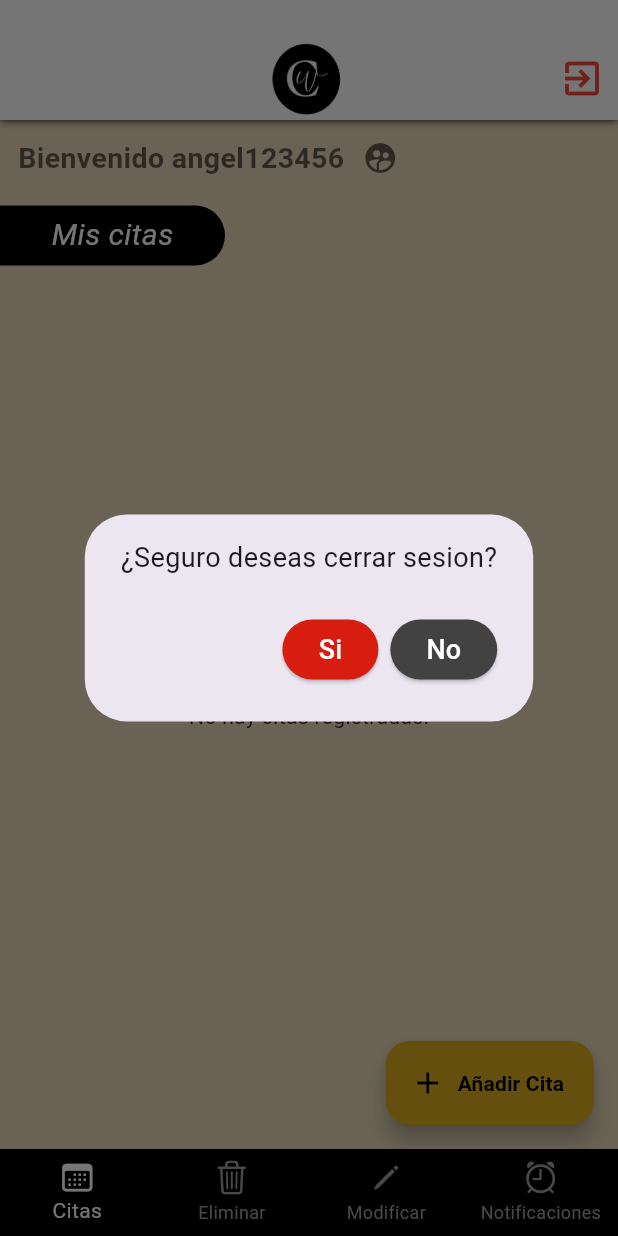
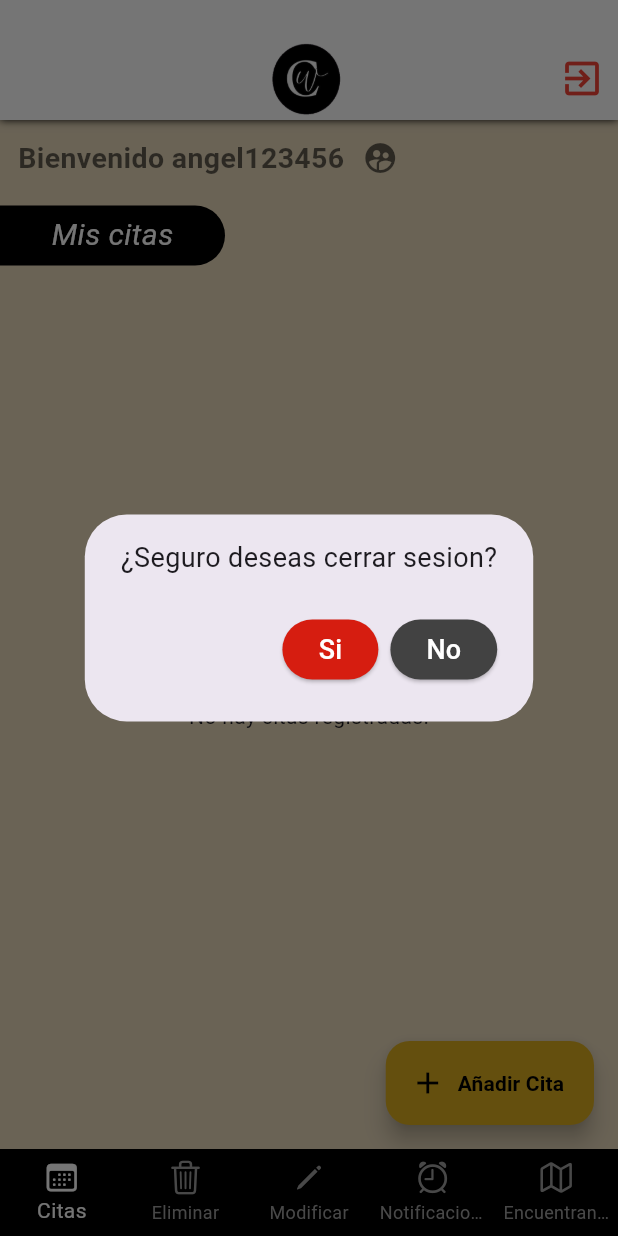
Before and after one commit to Sachencko/app_claudiaWong, a Flutter app: the screen it shows after launch, after a tap on the "exit to app" icon, on a phone screen of 412 x 824 dp. Run offline on Flutter 3.47's test engine with Material 3 defaults, Android fonts, the phone set to English and light mode, and no system bars; our stand-ins replace cloud_firestore, firebase_auth, firebase_core, flutter_map, latlong2, table_calendar; accounts and stored records are empty.

Commit message:
Agregado: Ubicacion en el google maps respecto a la empresa.

```diff
--- a/lib/src/presentation/screens/pantallaPrincipal.dart
+++ b/lib/src/presentation/screens/pantallaPrincipal.dart
@@ -19,6 +19,9 @@ import 'package:claudia_wong_app/src/widgets/agregar.dart';
 import 'package:cloud_firestore/cloud_firestore.dart';
 import 'package:flutter/cupertino.dart';
 import 'package:flutter/material.dart';
+import 'package:flutter_map/flutter_map.dart';
+import 'package:latlong2/latlong.dart';
+import 'package:url_launcher/url_launcher.dart';
 
 class pantallaPrincipal extends StatefulWidget {
   final String usuario;
@@ -43,6 +46,7 @@ class _NavegadorState extends State<pantallaPrincipal> {
       Screen2(usuario: widget.usuario),
       Screen3(usuario: widget.usuario),
       Screen4(usuario: widget.usuario),
+      Screen5(usuario: widget.usuario),
     ]);
   }
 
@@ -173,6 +177,10 @@ class _NavegadorState extends State<pantallaPrincipal> {
             BottomNavigationBarItem(
               icon: Icon(CupertinoIcons.alarm),
               label: 'Notificaciones',
+            ),
+            BottomNavigationBarItem(
+              icon: Icon(CupertinoIcons.map),
+              label: 'Encuentranos',
             ),
           ],
           onTap: (index) {
@@ -1206,3 +1214,96 @@ class Screen4 extends StatelessWidget {
     );
   }
 }
+
+
+
+class Screen5 extends StatelessWidget {
+  const Screen5({super.key, required this.usuario});
+  final String usuario;
+
+  // Función para abrir Google Maps con coordenadas
+  void _abrirEnGoogleMaps(BuildContext context, LatLng target) async {
+    final url =
+        'https://www.google.com/maps/search/?api=1&query=${target.latitude},${target.longitude}';
+    if (await canLaunchUrl(Uri.parse(url))) {
+      await launchUrl(Uri.parse(url));
+    } else {
+      ScaffoldMessenger.of(context).showSnackBar(
+        const SnackBar(content: Text('No se pudo abrir Google Maps')),
+      );
+    }
+  }
+
+  @override
+  Widget build(BuildContext context) {
+    final LatLng target = LatLng(-13.418937843522185, -76.13454396816157);
+
+    return Scaffold(
+      backgroundColor: const Color.fromARGB(255, 230, 215, 186),
+      body: Column(
+        children: [
+          // Mapa
+          Expanded(
+            child: Padding(
+              padding: const EdgeInsets.all(16.0),
+              child: ClipRRect(
+                borderRadius: BorderRadius.circular(15),
+                child: FlutterMap(
+                  options: MapOptions(
+                    center: target,
+                    zoom: 15.0,
+                  ),
+                  children: [
+                    TileLayer(
+                      urlTemplate:
+                          "https://{s}.tile.openstreetmap.org/{z}/{x}/{y}.png",
+                      subdomains: ['a', 'b', 'c'],
+                      userAgentPackageName: 'com.example.app',
+                    ),
+                    MarkerLayer(
+                      markers: [
+                        Marker(
+                          point: target,
+                          width: 80,
+                          height: 80,
+                          child: const Icon(
+                            Icons.location_pin,
+                            color: Colors.red,
+                            size: 40,
+                          ),
+                        ),
+                      ],
+                    ),
+                  ],
+                ),
+              ),
+            ),
+          ),
+          // Botón dorado
+          Padding(
+            padding: const EdgeInsets.all(16.0),
+            child: SizedBox(
+              width: double.infinity,
+              height: 45,
+              child: ElevatedButton.icon(
+                onPressed: () => _abrirEnGoogleMaps(context, target),
+                style: ElevatedButton.styleFrom(
+                  backgroundColor: const Color.fromARGB(211, 255, 198, 43),
+                  padding: const EdgeInsets.symmetric(vertical: 14),
+                  shape: RoundedRectangleBorder(
+                    borderRadius: BorderRadius.circular(10),
+                  ),
+                ),
+                icon: const Icon(Icons.map, color: Color.fromARGB(255, 0, 0, 0)),
+                label: const Text(
+                  "Abrir en Google Maps",
+                  style: TextStyle(fontSize: 18, color: Color.fromARGB(255, 0, 0, 0), fontWeight: FontWeight.bold),
+                ),
+              ),
+            ),
+          ),
+        ],
+      ),
+    );
+  }
+}
--- a/pubspec.yaml
+++ b/pubspec.yaml
@@ -40,6 +40,9 @@ dependencies:
   cloud_firestore: ^5.6.7
   table_calendar: ^3.0.9
   firebase_auth: ^5.5.4
+  flutter_map: ^6.1.0
+  latlong2: ^0.9.0
+  url_launcher: ^6.2.6
   flutter_localizations:
     sdk: flutter
 
```
Also changed, not shown: pubspec.lock, 5 other files.
